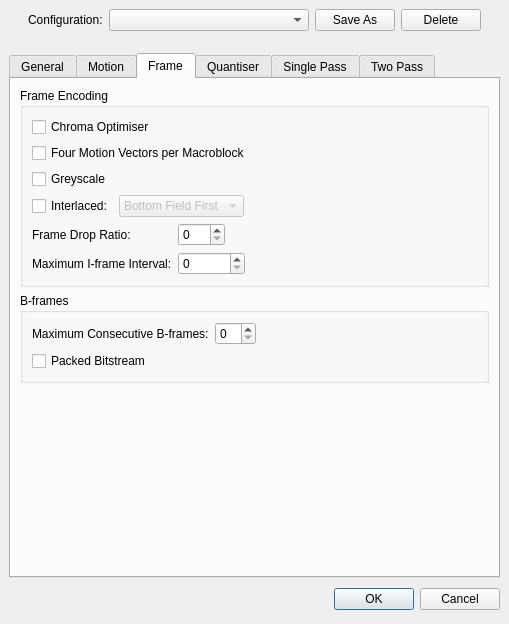
BackupTheBerlios/avidemux-svn, file branches/avidemux_2.5_branch_gruntster/plugins/ADM_videoEncoder/ADM_vidEnc_xvid/qt4/xvidConfigDialog.ui: the form before one commit.
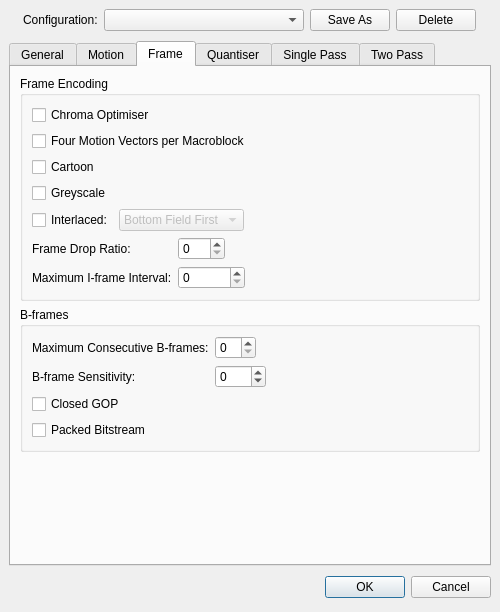
The form after the commit. The open tabs and pages were chosen to show the change.

Commit message: [xvid] hook up Quantiser tab for Qt options window

Diff of the .ui file:
```diff
--- a/branches/avidemux_2.5_branch_gruntster/plugins/ADM_videoEncoder/ADM_vidEnc_xvid/qt4/xvidConfigDialog.ui
+++ b/branches/avidemux_2.5_branch_gruntster/plugins/ADM_videoEncoder/ADM_vidEnc_xvid/qt4/xvidConfigDialog.ui
@@ -7,7 +7,7 @@
     <x>0</x>
     <y>0</y>
     <width>500</width>
-    <height>565</height>
+    <height>550</height>
    </rect>
   </property>
   <property name="windowTitle" >
@@ -100,8 +100,8 @@
      </property>
      <property name="sizeHint" >
       <size>
-       <width>491</width>
-       <height>16</height>
+       <width>482</width>
+       <height>4</height>
       </size>
      </property>
     </spacer>
@@ -1023,6 +1023,13 @@
             </property>
            </widget>
           </item>
+          <item>
+           <widget class="QCheckBox" name="cartoonCheckBox" >
+            <property name="text" >
+             <string>Cartoon</string>
+            </property>
+           </widget>
+          </item>
           <item>
            <widget class="QCheckBox" name="greyscaleCheckBox" >
             <property name="text" >
@@ -1190,21 +1197,54 @@
            <number>6</number>
           </property>
           <item>
-           <layout class="QHBoxLayout" >
+           <layout class="QGridLayout" >
             <property name="margin" >
              <number>0</number>
             </property>
             <property name="spacing" >
              <number>6</number>
             </property>
-            <item>
-             <widget class="QLabel" name="label_31" >
+            <item row="1" column="1" >
+             <layout class="QHBoxLayout" >
+              <property name="margin" >
+               <number>0</number>
+              </property>
+              <property name="spacing" >
+               <number>6</number>
+              </property>
+              <item>
+               <widget class="QSpinBox" name="bFrameSensitivitySpinBox" >
+                <property name="maximum" >
+                 <number>255</number>
+                </property>
+                <property name="minimum" >
+                 <number>-255</number>
+                </property>
+               </widget>
+              </item>
+              <item>
+               <spacer>
+                <property name="orientation" >
+                 <enum>Qt::Horizontal</enum>
+                </property>
+                <property name="sizeHint" >
+                 <size>
+                  <width>40</width>
+                  <height>20</height>
+                 </size>
+                </property>
+               </spacer>
+              </item>
+             </layout>
+            </item>
+            <item row="1" column="0" >
+             <widget class="QLabel" name="label_40" >
               <property name="text" >
-               <string>Maximum Consecutive B-frames:</string>
+               <string>B-frame Sensitivity:</string>
               </property>
              </widget>
             </item>
-            <item>
+            <item row="0" column="1" >
              <layout class="QHBoxLayout" >
               <property name="margin" >
                <number>0</number>
@@ -1237,8 +1277,22 @@
               </item>
              </layout>
             </item>
+            <item row="0" column="0" >
+             <widget class="QLabel" name="label_31" >
+              <property name="text" >
+               <string>Maximum Consecutive B-frames:</string>
+              </property>
+             </widget>
+            </item>
            </layout>
           </item>
+          <item>
+           <widget class="QCheckBox" name="closedGopCheckBox" >
+            <property name="text" >
+             <string>Closed GOP</string>
+            </property>
+           </widget>
+          </item>
           <item>
            <widget class="QCheckBox" name="packedCheckBox" >
             <property name="text" >
```
Left out of the diff: 17 changed lines with no effect on the pictures. The commit also changes 7 other files.
